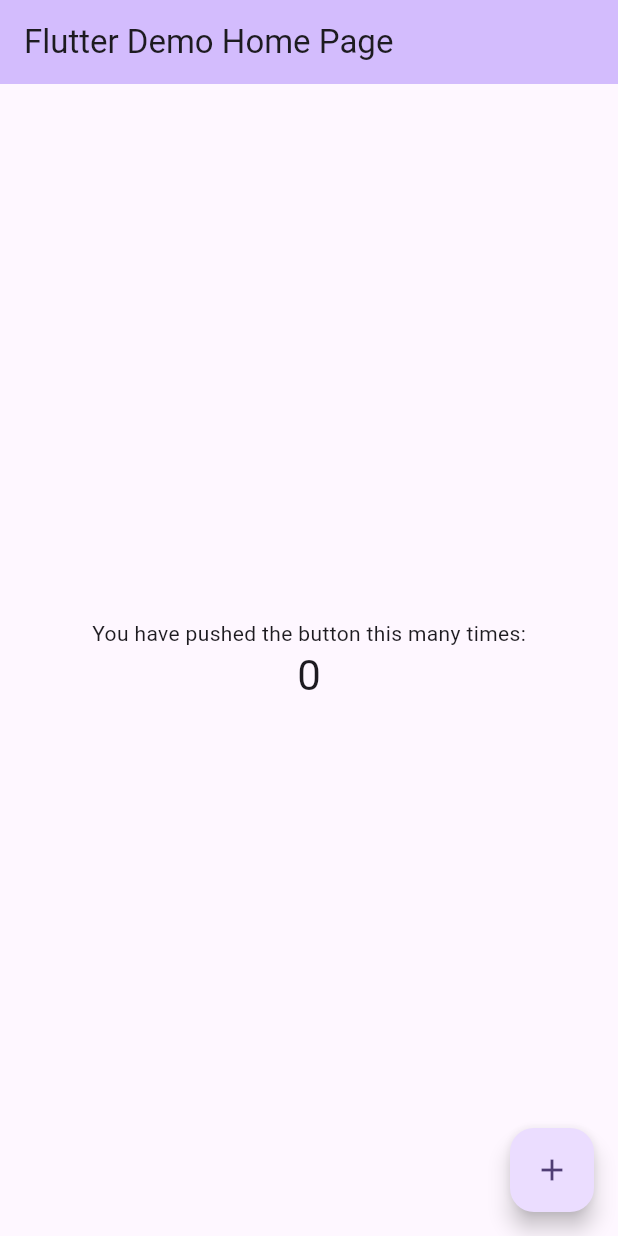
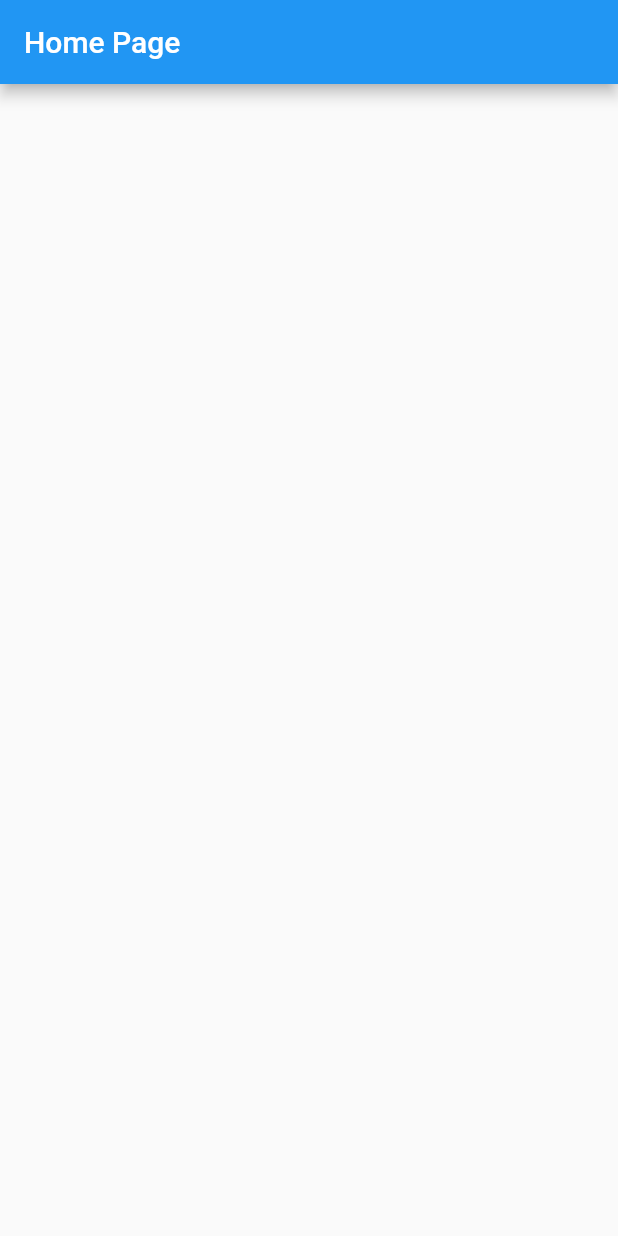
Before and after one commit to bokuwajay/petsguides, a Flutter app: the screen it shows after launch, on a phone screen of 412 x 824 dp. Run offline on Flutter 3.47's test engine with Material 2 defaults, Android fonts, the phone set to English and light mode, and no system bars.

Commit message:
Clean up the home page

```diff
--- a/lib/main.dart
+++ b/lib/main.dart
@@ -1,125 +1,21 @@
 import 'package:flutter/material.dart';
 
 void main() {
-  runApp(const MyApp());
+  runApp(MaterialApp(
+    title: 'Flutter Demo',
+    theme: ThemeData(primarySwatch: Colors.blue),
+    home: const HomePage(),
+  ));
 }
 
-class MyApp extends StatelessWidget {
-  const MyApp({super.key});
-
-  // This widget is the root of your application.
-  @override
-  Widget build(BuildContext context) {
-    return MaterialApp(
-      title: 'Flutter Demo',
-      theme: ThemeData(
-        // This is the theme of your application.
-        //
-        // TRY THIS: Try running your application with "flutter run". You'll see
-        // the application has a blue toolbar. Then, without quitting the app,
-        // try changing the seedColor in the colorScheme below to Colors.green
-        // and then invoke "hot reload" (save your changes or press the "hot
-        // reload" button in a Flutter-supported IDE, or press "r" if you used
-        // the command line to start the app).
-        //
-        // Notice that the counter didn't reset back to zero; the application
-        // state is not lost during the reload. To reset the state, use hot
-        // restart instead.
-        //
-        // This works for code too, not just values: Most code changes can be
-        // tested with just a hot reload.
-        colorScheme: ColorScheme.fromSeed(seedColor: Colors.deepPurple),
-        useMaterial3: true,
-      ),
-      home: const MyHomePage(title: 'Flutter Demo Home Page'),
-    );
-  }
-}
-
-class MyHomePage extends StatefulWidget {
-  const MyHomePage({super.key, required this.title});
-
-  // This widget is the home page of your application. It is stateful, meaning
-  // that it has a State object (defined below) that contains fields that affect
-  // how it looks.
-
-  // This class is the configuration for the state. It holds the values (in this
-  // case the title) provided by the parent (in this case the App widget) and
-  // used by the build method of the State. Fields in a Widget subclass are
-  // always marked "final".
-
-  final String title;
-
-  @override
-  State<MyHomePage> createState() => _MyHomePageState();
-}
-
-class _MyHomePageState extends State<MyHomePage> {
-  int _counter = 0;
-
-  void _incrementCounter() {
-    setState(() {
-      // This call to setState tells the Flutter framework that something has
-      // changed in this State, which causes it to rerun the build method below
-      // so that the display can reflect the updated values. If we changed
-      // _counter without calling setState(), then the build method would not be
-      // called again, and so nothing would appear to happen.
-      _counter++;
-    });
-  }
+class HomePage extends StatelessWidget {
+  const HomePage({super.key});
 
   @override
   Widget build(BuildContext context) {
-    // This method is rerun every time setState is called, for instance as done
-    // by the _incrementCounter method above.
-    //
-    // The Flutter framework has been optimized to make rerunning build methods
-    // fast, so that you can just rebuild anything that needs updating rather
-    // than having to individually change instances of widgets.
     return Scaffold(
-      appBar: AppBar(
-        // TRY THIS: Try changing the color here to a specific color (to
-        // Colors.amber, perhaps?) and trigger a hot reload to see the AppBar
-        // change color while the other colors stay the same.
-        backgroundColor: Theme.of(context).colorScheme.inversePrimary,
-        // Here we take the value from the MyHomePage object that was created by
-        // the App.build method, and use it to set our appbar title.
-        title: Text(widget.title),
-      ),
-      body: Center(
-        // Center is a layout widget. It takes a single child and positions it
-        // in the middle of the parent.
-        child: Column(
-          // Column is also a layout widget. It takes a list of children and
-          // arranges them vertically. By default, it sizes itself to fit its
-          // children horizontally, and tries to be as tall as its parent.
-          //
-          // Column has various properties to control how it sizes itself and
-          // how it positions its children. Here we use mainAxisAlignment to
-          // center the children vertically; the main axis here is the vertical
-          // axis because Columns are vertical (the cross axis would be
-          // horizontal).
-          //
-          // TRY THIS: Invoke "debug painting" (choose the "Toggle Debug Paint"
-          // action in the IDE, or press "p" in the console), to see the
-          // wireframe for each widget.
-          mainAxisAlignment: MainAxisAlignment.center,
-          children: <Widget>[
-            const Text(
-              'You have pushed the button this many times:',
-            ),
-            Text(
-              '$_counter',
-              style: Theme.of(context).textTheme.headlineMedium,
-            ),
-          ],
-        ),
-      ),
-      floatingActionButton: FloatingActionButton(
-        onPressed: _incrementCounter,
-        tooltip: 'Increment',
-        child: const Icon(Icons.add),
-      ), // This trailing comma makes auto-formatting nicer for build methods.
-    );
+        appBar: AppBar(
+      title: const Text('Home Page'),
+    ));
   }
 }
```
Also changed, not shown: 1 other file.
